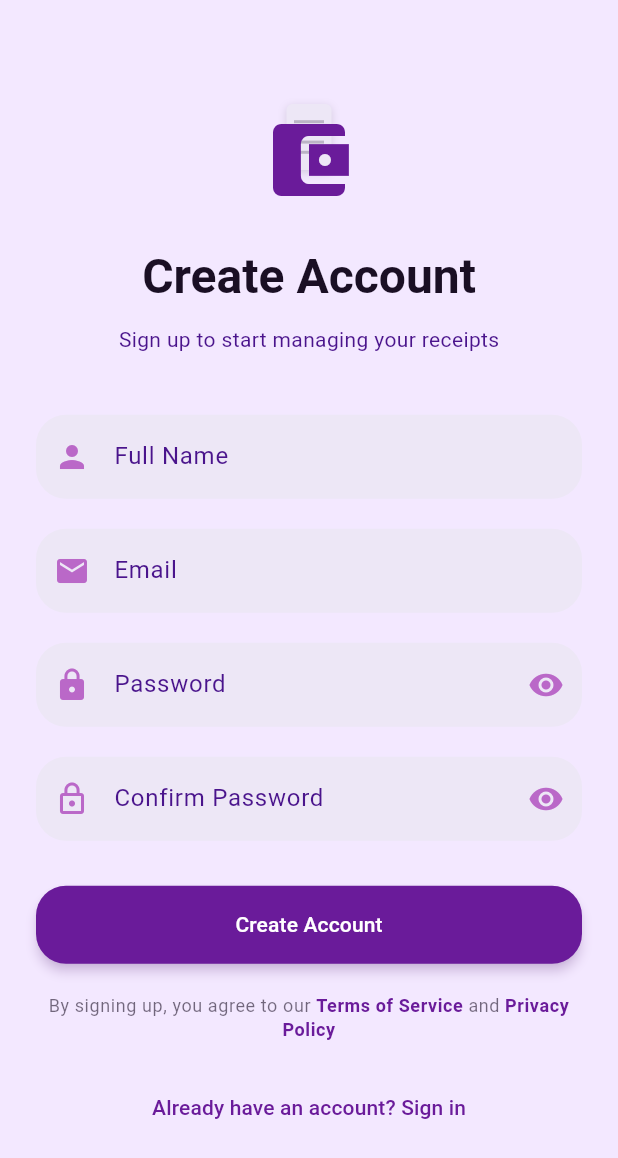
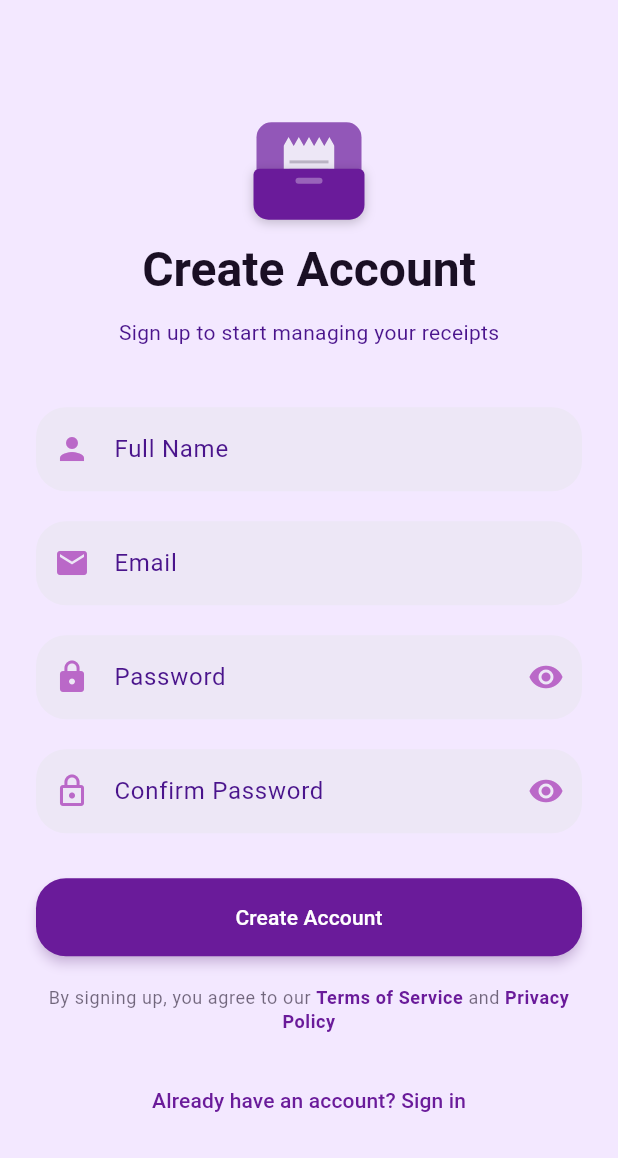
Before and after one commit to ozdogrumerve/digital-receipt-wallet, a Flutter app: the SignUpScreen screen opened directly, on a phone screen of 412 x 824 dp. Shown: the top 1158 px of the screen. Run offline on Flutter 3.47's test engine with Material 3 defaults, Android fonts, the phone set to English and light mode, and no system bars; our stand-ins replace cloud_firestore, file_picker, firebase_auth, firebase_core, firebase_messaging, fl_chart and 8 more; missing offline and left inert: in_app_update, pdfx; accounts and stored records are empty.

Commit message:
feat(signup): enhance receipt animation and update layout for improved UI

```diff
--- a/lib/screens/signup_screen.dart
+++ b/lib/screens/signup_screen.dart
@@ -35,7 +35,7 @@ class _SignUpScreenState extends State<SignUpScreen>
       duration: const Duration(seconds: 2),
     )..repeat(reverse: true);
 
-    _receiptOffset = Tween<double>(begin: -28, end: 8).animate(
+    _receiptOffset = Tween<double>(begin: -10, end: 25).animate(
       CurvedAnimation(parent: _walletController, curve: Curves.easeInOut),
     );
   }
@@ -209,36 +209,51 @@ class _SignUpScreenState extends State<SignUpScreen>
             child: Column(
               children: [
                 SizedBox(
-                  height: 90,
+                  width: 90,
+                  height: 80,
                   child: Stack(
-                    alignment: Alignment.center,
                     clipBehavior: Clip.none,
                     children: [
-                      // Fiş (hareketli, cüzdanın arkasından girip çıkıyor)
+                      // Arka gövde (cüzdanın içi/arkası)
+                      Positioned(
+                        left: 10,
+                        top: 15,
+                        child: Container(
+                          width: 70,
+                          height: 50,
+                          decoration: BoxDecoration(
+                            color: theme.colorScheme.primary.withAlpha(180),
+                            borderRadius: BorderRadius.circular(10),
+                          ),
+                        ),
+                      ),
+                      // Fiş (arka gövde ile ön kapak arasında hareket eder)
                       AnimatedBuilder(
                         animation: _receiptOffset,
                         builder: (context, child) {
                           return Positioned(
+                            left: 28, // width büyüdüğü için ortalamak adına 32'den 28'e çektim
                             top: _receiptOffset.value,
                             child: child!,
                           );
                         },
+                        child: ClipPath(
+                          clipper: _ReceiptClipper(teeth: 5),
                           child: Container(
-                          width: 30,
-                          height: 44,
+                            width: 34, // 26'dan büyüttük
+                            height: 50,
                             decoration: BoxDecoration(
                               color: theme.colorScheme.surface,
-                            borderRadius: BorderRadius.circular(4),
                               boxShadow: [
                                 BoxShadow(
-                                color: Colors.black.withAlpha(30),
-                                blurRadius: 4,
-                                offset: const Offset(0, 2),
+                                  color: Colors.black.withAlpha(40),
+                                  blurRadius: 3,
+                                  offset: const Offset(0, 1),
                                 ),
                               ],
                             ),
                             child: Padding(
-                            padding: const EdgeInsets.symmetric(vertical: 6, horizontal: 5),
+                              padding: const EdgeInsets.only(top: 12, left: 4, right: 4, bottom: 12),
                               child: Column(
                                 mainAxisAlignment: MainAxisAlignment.spaceEvenly,
                                 children: List.generate(
@@ -252,11 +267,45 @@ class _SignUpScreenState extends State<SignUpScreen>
                             ),
                           ),
                         ),
-                      // Cüzdan ikonu (sabit, önde)
-                      Icon(
-                        Icons.account_balance_wallet,
-                        size: 64,
+                      ),
+                      // Ön kapak (fişi gerçekten örten opak katman — arkası asla sızmaz)
+                      Positioned(
+                        left: 8,
+                        top: 46,
+                        child: Container(
+                          width: 74,
+                          height: 34,
+                          decoration: BoxDecoration(
                             color: theme.colorScheme.primary,
+                            borderRadius: const BorderRadius.only(
+                              bottomLeft: Radius.circular(10),
+                              bottomRight: Radius.circular(10),
+                              topLeft: Radius.circular(4),
+                              topRight: Radius.circular(4),
+                            ),
+                            boxShadow: [
+                              BoxShadow(
+                                color: Colors.black.withAlpha(50),
+                                blurRadius: 5,
+                                offset: const Offset(0, 2),
+                              ),
+                            ],
+                          ),
+                          child: Align(
+                            alignment: Alignment.topCenter,
+                            child: Padding(
+                              padding: const EdgeInsets.only(top: 6),
+                              child: Container(
+                                width: 18,
+                                height: 4,
+                                decoration: BoxDecoration(
+                                  color: theme.colorScheme.onPrimary.withAlpha(80),
+                                  borderRadius: BorderRadius.circular(2),
+                                ),
+                              ),
+                            ),
+                          ),
+                        ),
                       ),
                     ],
                   ),
@@ -385,3 +434,40 @@ class _SignUpScreenState extends State<SignUpScreen>
     );
   }
 }
+
+class _ReceiptClipper extends CustomClipper<Path> {
+  final int teeth;
+  _ReceiptClipper({this.teeth = 5});
+
+  @override
+  Path getClip(Size size) {
+    final path = Path();
+    final toothWidth = size.width / teeth;
+
+    // Üst kenar (tırtıklı, soldan sağa)
+    path.moveTo(0, 6);
+    for (int i = 0; i < teeth; i++) {
+      final xMid = i * toothWidth + toothWidth / 2;
+      final x1 = (i + 1) * toothWidth;
+      path.lineTo(xMid, 0);
+      path.lineTo(x1, 6);
+    }
+
+    path.lineTo(size.width, size.height - 6);
+
+    // Alt kenar (tırtıklı, sağdan sola)
+    for (int i = teeth; i >= 1; i--) {
+      final x1 = i * toothWidth;
+      final xMid = x1 - toothWidth / 2;
+      path.lineTo(x1, size.height - 6);
+      path.lineTo(xMid, size.height);
+    }
+
+    path.lineTo(0, size.height - 6);
+    path.close();
+    return path;
+  }
+
+  @override
+  bool shouldReclip(covariant CustomClipper<Path> oldClipper) => false;
+}
```
Lines whose indentation alone changed are shown as unchanged.
